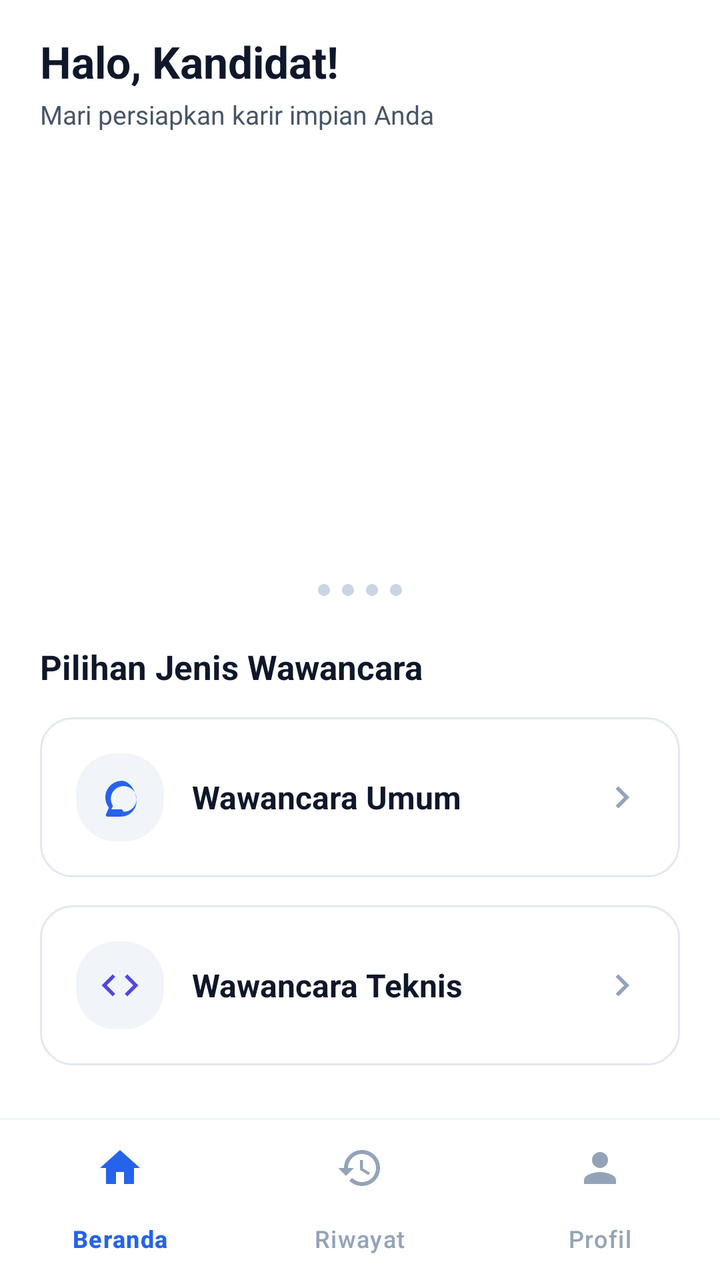
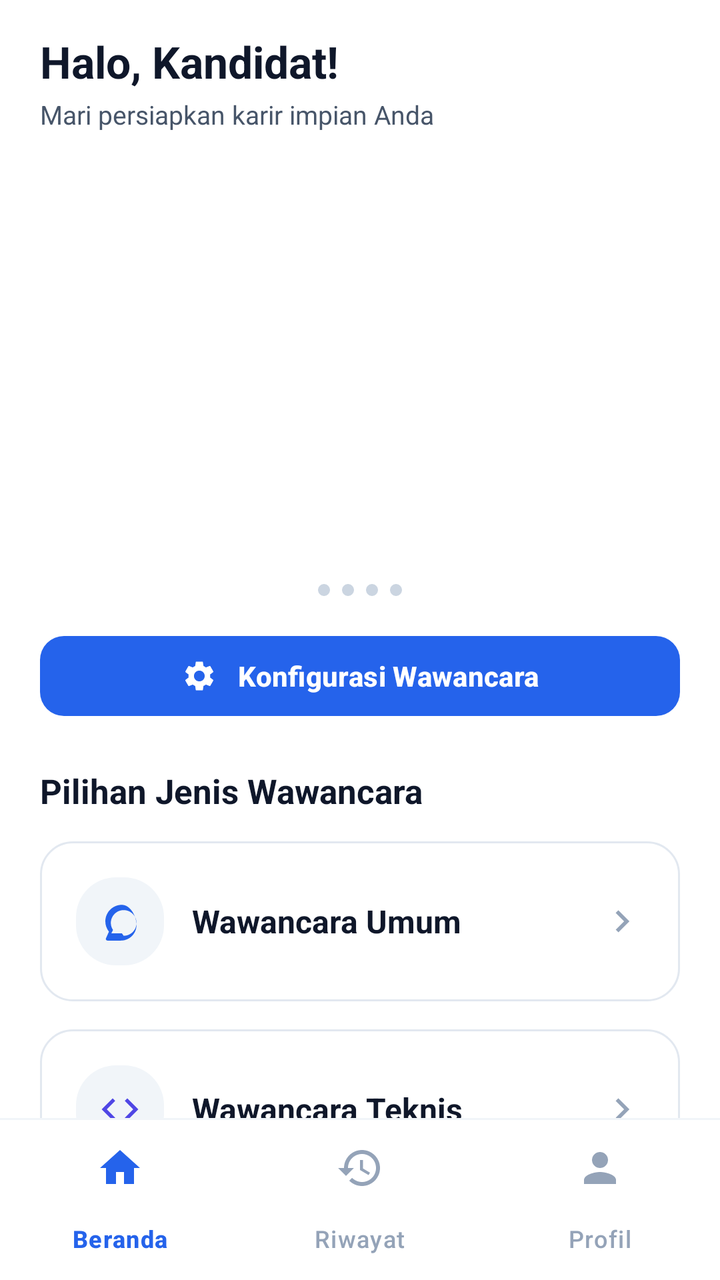

Screens rendered from an Android XML layout before and after an edit, with the pre-edit source and the edit as a unified diff.
<!-- AndroidManifest.xml: application theme Theme.InterviewAI -->
<!-- res/layout/activity_home.xml -->
<?xml version="1.0" encoding="utf-8"?>
<LinearLayout xmlns:android="http://schemas.android.com/apk/res/android"
    xmlns:app="http://schemas.android.com/apk/res-auto"
    android:id="@+id/main"
    android:layout_width="match_parent"
    android:layout_height="match_parent"
    android:background="@color/white"
    android:orientation="vertical">

    
    <androidx.core.widget.NestedScrollView
        android:id="@+id/scrollHome"
        android:layout_width="match_parent"
        android:layout_height="0dp"
        android:layout_weight="1"
        android:background="@color/white"
        android:fillViewport="true">

        <LinearLayout
            android:layout_width="match_parent"
            android:layout_height="wrap_content"
            android:orientation="vertical"
            android:paddingHorizontal="20dp"
            android:paddingTop="16dp"
            android:paddingBottom="24dp">

            
            <LinearLayout
                android:layout_width="match_parent"
                android:layout_height="wrap_content"
                android:orientation="vertical"
                android:layout_marginBottom="16dp">

                <TextView
                    android:id="@+id/txtGreeting"
                    android:layout_width="wrap_content"
                    android:layout_height="wrap_content"
                    android:text="Halo, Kandidat!"
                    android:textColor="@color/text_primary"
                    android:textSize="22sp"
                    android:textStyle="bold" />

                <TextView
                    android:layout_width="wrap_content"
                    android:layout_height="wrap_content"
                    android:text="Mari persiapkan karir impian Anda"
                    android:textColor="@color/text_secondary"
                    android:textSize="13sp"
                    android:layout_marginTop="3dp" />
            </LinearLayout>

            
            <androidx.viewpager2.widget.ViewPager2
                android:id="@+id/pagerHeroCarousel"
                android:layout_width="match_parent"
                android:layout_height="200dp" />

            
            <LinearLayout
                android:id="@+id/layoutDotsIndicator"
                android:layout_width="match_parent"
                android:layout_height="wrap_content"
                android:orientation="horizontal"
                android:gravity="center"
                android:layout_marginTop="10dp"
                android:layout_marginBottom="24dp">

                <ImageView
                    android:id="@+id/dot0"
                    android:layout_width="wrap_content"
                    android:layout_height="wrap_content"
                    android:src="@drawable/dot_indicator_selector"
                    android:contentDescription="Slide 1"
                    android:layout_marginHorizontal="3dp" />

                <ImageView
                    android:id="@+id/dot1"
                    android:layout_width="wrap_content"
                    android:layout_height="wrap_content"
                    android:src="@drawable/dot_indicator_selector"
                    android:contentDescription="Slide 2"
                    android:layout_marginHorizontal="3dp" />

                <ImageView
                    android:id="@+id/dot2"
                    android:layout_width="wrap_content"
                    android:layout_height="wrap_content"
                    android:src="@drawable/dot_indicator_selector"
                    android:contentDescription="Slide 3"
                    android:layout_marginHorizontal="3dp" />

                <ImageView
                    android:id="@+id/dot3"
                    android:layout_width="wrap_content"
                    android:layout_height="wrap_content"
                    android:src="@drawable/dot_indicator_selector"
                    android:contentDescription="Slide 4"
                    android:layout_marginHorizontal="3dp" />

            </LinearLayout>

            
            <TextView
                android:id="@+id/txtSectionCategories"
                android:layout_width="wrap_content"
                android:layout_height="wrap_content"
                android:text="Pilihan Jenis Wawancara"
                android:textColor="@color/text_primary"
                android:textSize="17sp"
                android:textStyle="bold"
                android:layout_marginBottom="14dp" />

            
            <LinearLayout
                android:id="@+id/cardInterviewUmum"
                android:layout_width="match_parent"
                android:layout_height="wrap_content"
                android:background="@drawable/bg_card_white"
                android:orientation="vertical"
                android:padding="18dp"
                android:clickable="true"
                android:focusable="true"
                android:foreground="?attr/selectableItemBackground"
                android:layout_marginBottom="14dp">

                <LinearLayout
                    android:layout_width="match_parent"
                    android:layout_height="wrap_content"
                    android:orientation="horizontal"
                    android:gravity="center_vertical">

                    <ImageView
                        android:layout_width="44dp"
                        android:layout_height="44dp"
                        android:background="@drawable/bg_badge_role"
                        android:padding="11dp"
                        android:src="@drawable/ic_psychology"
                        app:tint="@color/primary"
                        android:contentDescription="Wawancara Umum"
                        android:layout_marginEnd="14dp" />

                    <LinearLayout
                        android:layout_width="0dp"
                        android:layout_height="wrap_content"
                        android:layout_weight="1"
                        android:orientation="vertical">

                        <TextView
                            android:layout_width="wrap_content"
                            android:layout_height="wrap_content"
                            android:text="Wawancara Umum"
                            android:textColor="@color/text_primary"
                            android:textSize="16sp"
                            android:textStyle="bold" />

                    
                    </LinearLayout>

                    <ImageView
                        android:layout_width="22dp"
                        android:layout_height="22dp"
                        android:src="@drawable/ic_chevron_right"
                        app:tint="@color/text_muted"
                        android:contentDescription="Mulai"
                        android:layout_marginStart="8dp" />
                </LinearLayout>

               

            </LinearLayout>

            
            <LinearLayout
                android:id="@+id/cardInterviewTeknis"
                android:layout_width="match_parent"
                android:layout_height="wrap_content"
                android:background="@drawable/bg_card_white"
                android:orientation="vertical"
                android:padding="18dp"
                android:clickable="true"
                android:focusable="true"
                android:foreground="?attr/selectableItemBackground"
                android:layout_marginBottom="24dp">

                <LinearLayout
                    android:layout_width="match_parent"
                    android:layout_height="wrap_content"
                    android:orientation="horizontal"
                    android:gravity="center_vertical">

                    <ImageView
                        android:layout_width="44dp"
                        android:layout_height="44dp"
                        android:background="@drawable/bg_badge_role"
                        android:padding="11dp"
                        android:src="@drawable/ic_code"
                        app:tint="@color/accent"
                        android:contentDescription="Wawancara Teknis"
                        android:layout_marginEnd="14dp" />

                    <LinearLayout
                        android:layout_width="0dp"
                        android:layout_height="wrap_content"
                        android:layout_weight="1"
                        android:orientation="vertical">

                        <TextView
                            android:layout_width="wrap_content"
                            android:layout_height="wrap_content"
                            android:text="Wawancara Teknis"
                            android:textColor="@color/text_primary"
                            android:textSize="16sp"
                            android:textStyle="bold" />

                    
                    </LinearLayout>

                    <ImageView
                        android:layout_width="22dp"
                        android:layout_height="22dp"
                        android:src="@drawable/ic_chevron_right"
                        app:tint="@color/text_muted"
                        android:contentDescription="Pilih Bidang"
                        android:layout_marginStart="8dp" />
                </LinearLayout>

             

            </LinearLayout>

        </LinearLayout>
    </androidx.core.widget.NestedScrollView>

    
    <View
        android:layout_width="match_parent"
        android:layout_height="1dp"
        android:background="@color/divider" />

    
    <com.google.android.material.bottomnavigation.BottomNavigationView
        android:id="@+id/bottomNavHome"
        android:layout_width="match_parent"
        android:layout_height="wrap_content"
        android:background="@color/white"
        app:elevation="8dp"
        app:itemIconTint="@color/bottom_nav_color_selector"
        app:itemTextColor="@color/bottom_nav_color_selector"
        app:labelVisibilityMode="labeled"
        app:menu="@menu/bottom_nav_menu" />

</LinearLayout>
<!-- resources referenced by this layout -->
<resources>
  <color name="accent">#4F46E5</color>
  <color name="divider">#F1F5F9</color>
  <color name="primary">#2563EB</color>
  <color name="text_muted">#94A3B8</color>
  <color name="text_primary">#0F172A</color>
  <color name="text_secondary">#475569</color>
  <color name="white">#FFFFFF</color>
  <!-- drawable bg_badge_role (drawable) -->
  <?xml version="1.0" encoding="utf-8"?>
  <shape xmlns:android="http://schemas.android.com/apk/res/android"
      android:shape="rectangle">
      <solid android:color="@color/divider" />
      <corners android:radius="20dp" />
  </shape>
  <!-- drawable bg_card_white (drawable) -->
  <?xml version="1.0" encoding="utf-8"?>
  <shape xmlns:android="http://schemas.android.com/apk/res/android"
      android:shape="rectangle">
      <solid android:color="@color/surface_card" />
      <corners android:radius="16dp" />
      <stroke
          android:width="1dp"
          android:color="@color/surface_stroke" />
  </shape>
  <!-- drawable ic_chevron_right (drawable) -->
  <vector xmlns:android="http://schemas.android.com/apk/res/android"
      android:width="24dp"
      android:height="24dp"
      android:viewportWidth="24"
      android:viewportHeight="24">
    <path
        android:fillColor="@color/text_muted"
        android:pathData="M10,6L8.59,7.41 13.17,12l-4.58,4.59L10,18l6,-6z"/>
  </vector>
  <!-- drawable ic_code (drawable) -->
  <vector xmlns:android="http://schemas.android.com/apk/res/android"
      android:width="24dp"
      android:height="24dp"
      android:viewportWidth="24"
      android:viewportHeight="24">
    <path
        android:fillColor="@color/primary"
        android:pathData="M9.4,16.6L4.8,12l4.6,-4.6L8,6l-6,6 6,6 1.4,-1.4zm5.2,0l4.6,-4.6 -4.6,-4.6L16,6l6,6 -6,6 -1.4,-1.4z"/>
  </vector>
  <!-- drawable ic_psychology (drawable) -->
  <vector xmlns:android="http://schemas.android.com/apk/res/android"
      android:width="24dp"
      android:height="24dp"
      android:viewportWidth="24"
      android:viewportHeight="24">
    <path
        android:fillColor="@color/primary"
        android:pathData="M13,3c-4.97,0 -9,4.03 -9,9 0,2.12 0.74,4.07 1.97,5.61L4.35,21.24c-0.29,0.59 0.14,1.26 0.8,1.26h7.35c4.69,0 8.5,-3.81 8.5,-8.5S17.69,3 13,3zm0,15.5H7.28l0.9,-1.8c-0.74,-1.09 -1.18,-2.4 -1.18,-3.82 0,-3.86 3.14,-7 7,-7s7,3.14 7,7 -3.14,7 -7,7z"/>
  </vector>
  <style name="Theme.InterviewAI" parent="Base.Theme.InterviewAI" />
  <color name="surface_card">#FFFFFF</color>
  <color name="surface_stroke">#E2E8F0</color>
  <color name="on_primary">#FFFFFF</color>
  <color name="primary_container">#EFF6FF</color>
  <color name="secondary">#0D9488</color>
  <!-- unchanged entries left out for length: 2 -->
</resources>

<!-- the commit's change to res/layout/activity_home.xml (unified diff, before → after) -->
@@ -63,7 +63,7 @@
                 android:orientation="horizontal"
                 android:gravity="center"
                 android:layout_marginTop="10dp"
-                android:layout_marginBottom="24dp">
+                android:layout_marginBottom="16dp">
 
                 <ImageView
                     android:id="@+id/dot0"
@@ -98,6 +98,23 @@
                     android:layout_marginHorizontal="3dp" />
 
             </LinearLayout>
+
+            
+            <com.google.android.material.button.MaterialButton
+                android:id="@+id/btnInterviewConfig"
+                android:layout_width="match_parent"
+                android:layout_height="48dp"
+                android:text="Konfigurasi Wawancara"
+                android:textColor="@color/white"
+                android:textSize="14sp"
+                android:textStyle="bold"
+                app:icon="@drawable/ic_settings"
+                app:iconTint="@color/white"
+                app:iconGravity="textStart"
+                app:iconPadding="10dp"
+                app:backgroundTint="@color/primary"
+                app:cornerRadius="12dp"
+                android:layout_marginBottom="22dp" />
 
             
             <TextView
<!-- resource entries referenced after the edit -->
@@ -54,6 +54,16 @@
         android:fillColor="@color/primary"
         android:pathData="M13,3c-4.97,0 -9,4.03 -9,9 0,2.12 0.74,4.07 1.97,5.61L4.35,21.24c-0.29,0.59 0.14,1.26 0.8,1.26h7.35c4.69,0 8.5,-3.81 8.5,-8.5S17.69,3 13,3zm0,15.5H7.28l0.9,-1.8c-0.74,-1.09 -1.18,-2.4 -1.18,-3.82 0,-3.86 3.14,-7 7,-7s7,3.14 7,7 -3.14,7 -7,7z"/>
   </vector>
+  <!-- drawable ic_settings (drawable) -->
+  <vector xmlns:android="http://schemas.android.com/apk/res/android"
+      android:width="24dp"
+      android:height="24dp"
+      android:viewportWidth="24"
+      android:viewportHeight="24">
+    <path
+        android:fillColor="@color/text_primary"
+        android:pathData="M19.14,12.94c0.04,-0.3 0.06,-0.61 0.06,-0.94 0,-0.32 -0.02,-0.64 -0.07,-0.94l2.03,-1.58c0.18,-0.14 0.23,-0.41 0.12,-0.61l-1.92,-3.32c-0.12,-0.22 -0.37,-0.29 -0.59,-0.22l-2.39,0.96c-0.5,-0.38 -1.03,-0.7 -1.62,-0.94L14.4,2.81c-0.04,-0.24 -0.24,-0.41 -0.48,-0.41h-3.84c-0.24,0 -0.43,0.17 -0.47,0.41L9.25,5.35C8.66,5.59 8.12,5.92 7.63,6.29L5.24,5.33c-0.22,-0.08 -0.47,0 -0.59,0.22L2.74,8.87c-0.12,0.21 -0.08,0.47 0.12,0.61l2.03,1.58c-0.05,0.3 -0.09,0.63 -0.09,0.94s0.02,0.64 0.07,0.94l-2.03,1.58c-0.18,0.14 -0.23,0.41 -0.12,0.61l1.92,3.32c0.12,0.22 0.37,0.29 0.59,0.22l2.39,-0.96c0.5,0.38 1.03,0.7 1.62,0.94l0.36,2.54c0.05,0.24 0.24,0.41 0.48,0.41h3.84c0.24,0 0.44,-0.17 0.47,-0.41l0.36,-2.54c0.59,-0.24 1.13,-0.56 1.62,-0.94l2.39,0.96c0.22,0.08 0.47,0 0.59,-0.22l1.92,-3.32c0.12,-0.22 0.07,-0.47 -0.12,-0.61l-2.01,-1.58zM12,15.6c-1.98,0 -3.6,-1.62 -3.6,-3.6s1.62,-3.6 3.6,-3.6 3.6,1.62 3.6,3.6 -1.62,3.6 -3.6,3.6z"/>
+  </vector>
   <style name="Theme.InterviewAI" parent="Base.Theme.InterviewAI" />
   <color name="surface_card">#FFFFFF</color>
   <color name="surface_stroke">#E2E8F0</color>
